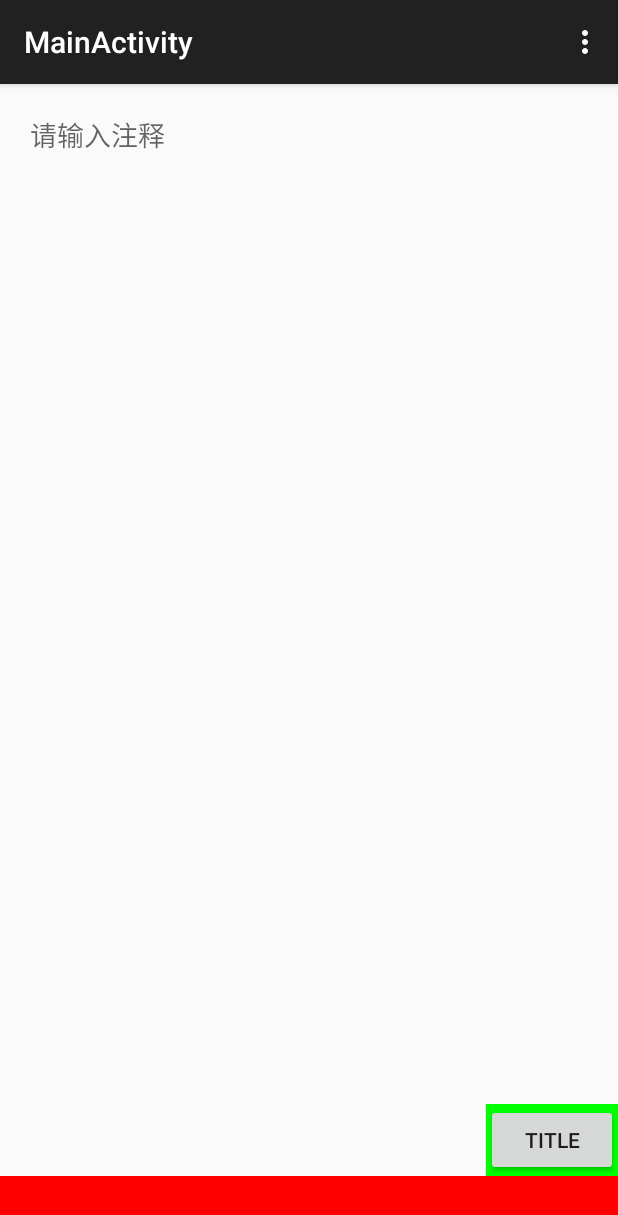
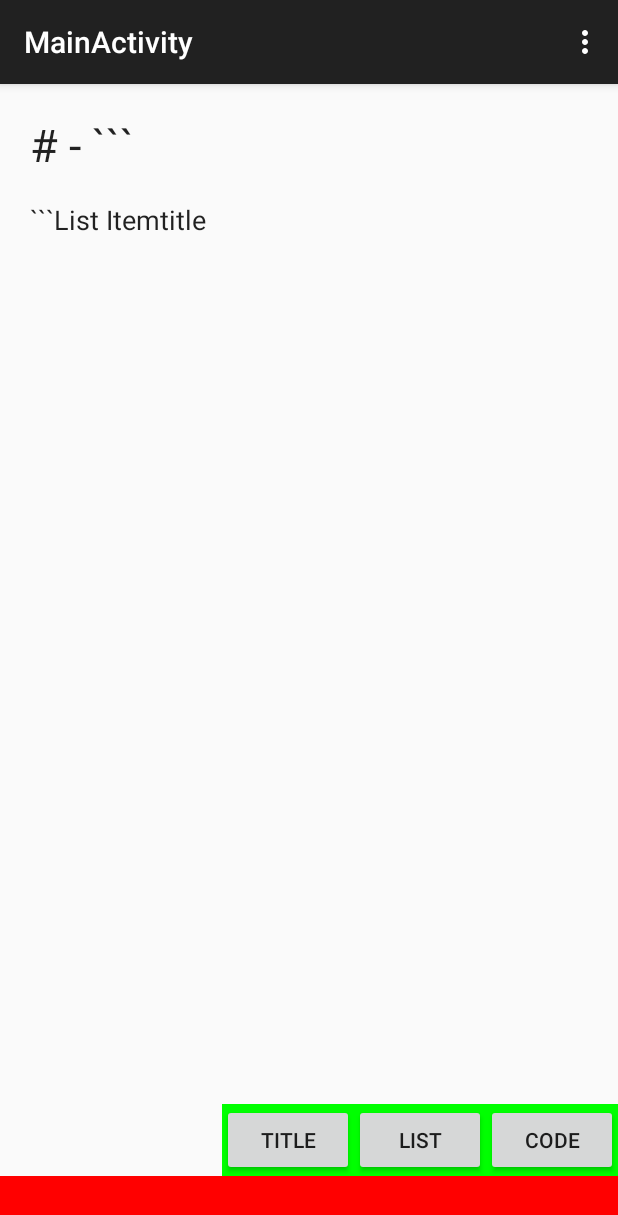
Before and after one commit to geminiwen/gm-mkdroid, an Android app: the screen it shows after launch (MainActivity), in the options menu, after a tap on "Settings", on a phone screen of 412 x 824 dp. Shown: the top 1215 px of the screen. Run offline under Robolectric (Android 15) with nearby library versions, the phone set to English and light mode, and no system bars.

Commit message:
add editor action

````diff
--- a/markdown/src/main/java/org/gemini/markdown/view/MarkdownEditor.java
+++ b/markdown/src/main/java/org/gemini/markdown/view/MarkdownEditor.java
@@ -4,6 +4,7 @@ import android.annotation.TargetApi;
 import android.content.Context;
 import android.content.res.TypedArray;
 import android.os.Build;
+import android.text.Editable;
 import android.util.AttributeSet;
 import android.view.LayoutInflater;
 import android.view.View;
@@ -18,7 +19,10 @@ import org.gemini.markdown.R;
 public class MarkdownEditor extends RelativeLayout implements View.OnClickListener{
 
     private MarkdownEditText mEditText;
+
     private Button mTitleButton;
+    private Button mListButton;
+    private Button mCodeBlockButton;
 
     public MarkdownEditor(Context context) {
         this(context, null);
@@ -40,8 +44,15 @@ public class MarkdownEditor extends RelativeLayout implements View.OnClickListen
         int layoutId = a.getResourceId(R.styleable.MarkdownEditor_layout, R.layout.mk_editor_layout);
         inflater.inflate(layoutId, this, true);
 
+        mEditText = (MarkdownEditText)findViewById(R.id.mkdroid_markdown_edit_text);
 
-        mEditText = (MarkdownEditText)findViewById(R.id.mkdroid_markdown_edit_text);
+        mTitleButton = (Button)findViewById(R.id.btn_title);
+        mListButton = (Button)findViewById(R.id.btn_list);
+        mCodeBlockButton = (Button)findViewById(R.id.btn_code_block);
+
+        mTitleButton.setOnClickListener(this);
+        mListButton.setOnClickListener(this);
+        mCodeBlockButton.setOnClickListener(this);
 
         a.recycle();
     }
@@ -58,14 +69,42 @@ public class MarkdownEditor extends RelativeLayout implements View.OnClickListen
         int layoutId = a.getResourceId(R.styleable.MarkdownEditor_layout, R.layout.mk_editor_layout);
         inflater.inflate(layoutId, this, true);
 
-        mTitleButton = (Button)findViewById(R.id.btn_title);
-
-
         a.recycle();
     }
 
     @Override
     public void onClick(View v) {
+        Editable e =  mEditText.getText();
+        if (v == mTitleButton) {
+            insertTitle(e);
+        } else if (v == mListButton) {
+            insertList(e);
+        } else if (v == mCodeBlockButton) {
+            insertCodeBlock(e);
+        }
 
     }
+
+    private void insertTitle(Editable e) {
+        int selectionStart = mEditText.getSelectionStart();
+        final String titleTemplate = "# title";
+        e.insert(selectionStart, titleTemplate);
+        // start from "t", end to "e"
+        mEditText.setSelection(selectionStart + 2, selectionStart + 7);
+    }
+
+    private void insertList(Editable e) {
+        int selectionStart = mEditText.getSelectionStart();
+        final String listTemplate = "- List Item";
+        e.insert(selectionStart, listTemplate);
+        // start from "L", end to "m"
+        mEditText.setSelection(selectionStart + 2, selectionStart + 11);
+    }
+
+    private void insertCodeBlock(Editable e) {
+        int selectionStart = mEditText.getSelectionStart();
+        final String codeBlockTemplate = "```\n\n```";
+        e.insert(selectionStart, codeBlockTemplate);
+        mEditText.setSelection(selectionStart + 4, selectionStart + 4);
+    }
 }
--- a/markdown/src/main/res/layout/mk_editor_layout.xml
+++ b/markdown/src/main/res/layout/mk_editor_layout.xml
@@ -27,6 +27,18 @@
             android:text="Title"
             android:id="@+id/btn_title" />
 
+        <Button
+            android:layout_width="wrap_content"
+            android:layout_height="wrap_content"
+            android:text="List"
+            android:id="@+id/btn_list" />
+
+        <Button
+            android:layout_width="wrap_content"
+            android:layout_height="wrap_content"
+            android:text="Code"
+            android:id="@+id/btn_code_block" />
+
     </LinearLayout>
 
     <org.gemini.markdown.view.MarkdownEditText
````
Also changed, not shown: markdown/src/main/java/org/gemini/markdown/syntax/SyntaxPattern.java (+4 -4 lines).
